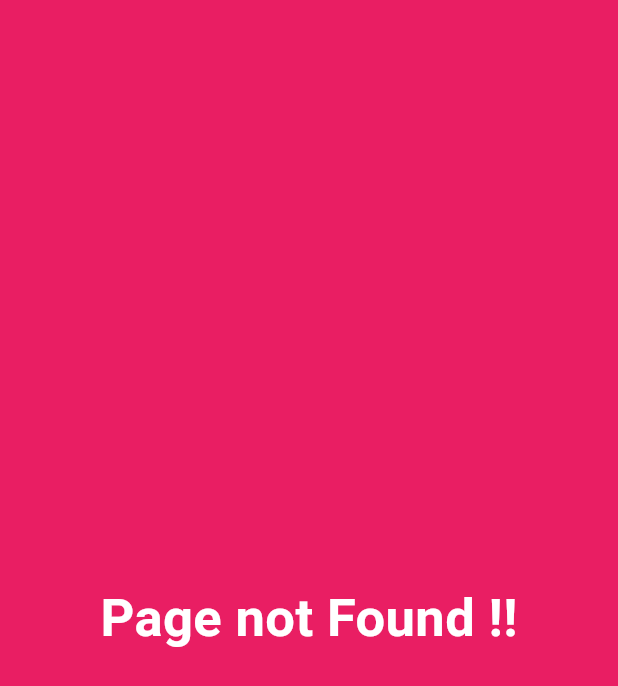
After one commit to Ajy74/google_map_integration, a Flutter app: the PageNotFoundScreen screen opened by its route, on a phone screen of 412 x 824 dp. The commit adds this screen. Shown: the top 686 px of the screen. Run offline on Flutter 3.47's test engine with Material 3 defaults, Android fonts, the phone set to English and light mode, and no system bars; our stand-ins replace geocoding, geolocator, go_router, google_maps_flutter.

Commit message:
adding page not found exception to gorouter

```diff
--- /dev/null
+++ b/lib/page_not_found.dart
@@ -0,0 +1,18 @@
+
+import 'package:flutter/material.dart';
+
+class PageNotFoundScreen extends StatelessWidget {
+  const PageNotFoundScreen({super.key});
+
+  @override
+  Widget build(BuildContext context) {
+    return const Scaffold(
+      backgroundColor: Colors.pink,
+      body: Center(
+        child: Text("Page not Found !!",
+          style: TextStyle(color: Colors.white,fontWeight: FontWeight.bold,fontSize: 35),
+        ),
+      ),
+    );
+  }
+}
--- a/lib/routes/route.dart
+++ b/lib/routes/route.dart
@@ -1,5 +1,8 @@
+import 'package:flutter/material.dart';
 import 'package:go_router/go_router.dart';
+import 'package:google_map_integration/page_not_found.dart';
 import 'package:google_map_integration/views/home_sceen.dart';
+import 'package:google_map_integration/views/marker_screen.dart';
 
 class AppRoute {
 
@@ -9,7 +12,26 @@ class AppRoute {
         path: "/",
         builder: (context, state) => const HomeScreen(),
       ),
-    ]
+      GoRoute(
+        path: "/marker",
+        builder: (context, state) => const MarkerScreen(),
+      ),
+      GoRoute(
+        path: "/404",
+        builder: (context, state) => const PageNotFoundScreen(),
+      ),
+    ],
+
+    onException: (_, GoRouterState state, GoRouter router) {
+      router.go('/404', extra: state.uri.toString());
+    },
+    // errorBuilder: (context, state) {
+    //   return const Scaffold(
+    //     body: Center(
+    //       child: Text("Page not Found !!"),
+    //     ),
+    //   );
+    // },
   );
 
 }
```
